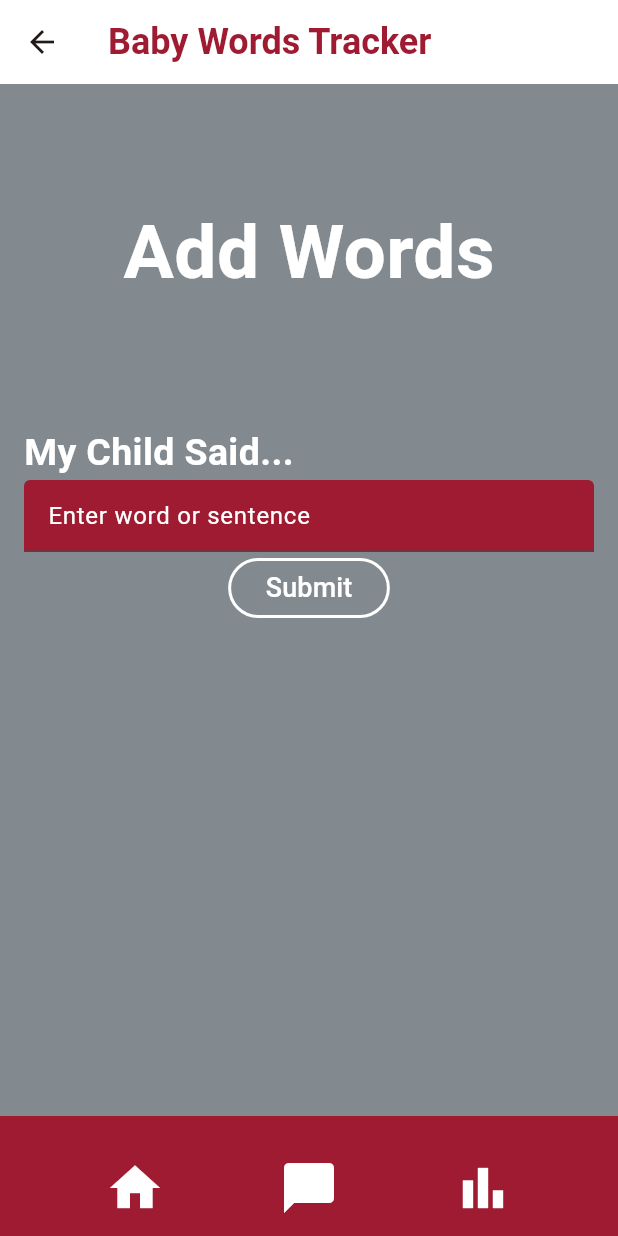
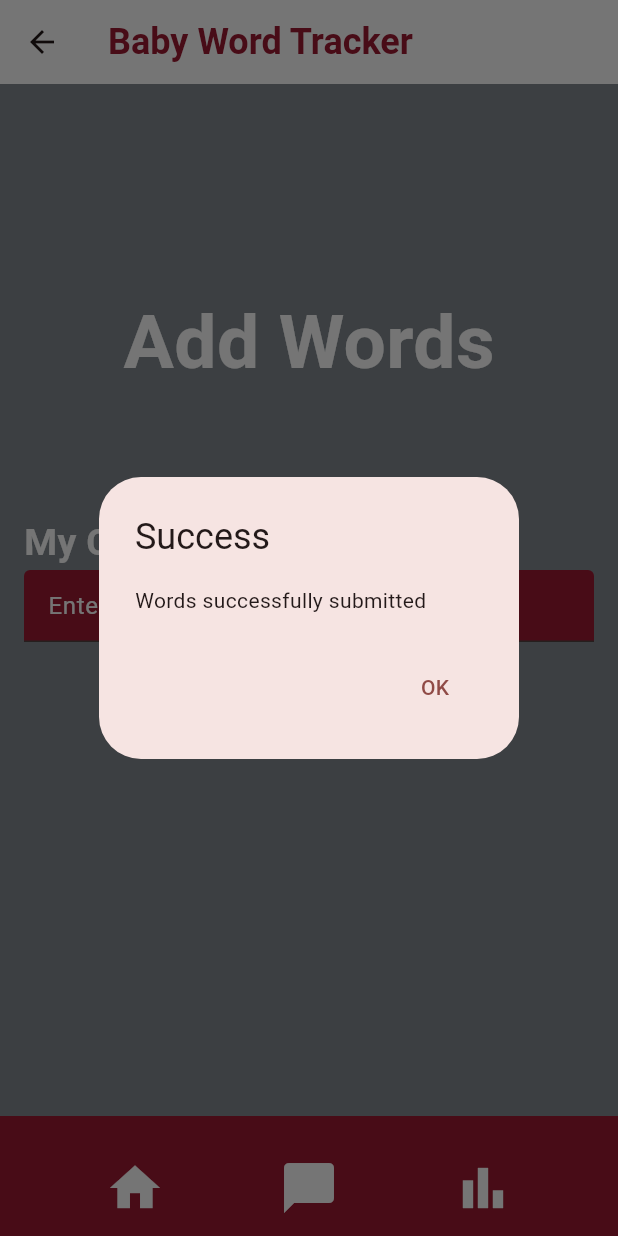
Before and after one commit to Baby-Words-Tracker/Baby_Words, a Flutter app: the AddTextPage screen opened by its route, after a tap on "Submit", on a phone screen of 412 x 824 dp. Run offline on Flutter 3.47's test engine with Material 3 defaults, Android fonts, the phone set to English and light mode, and no system bars; our stand-ins replace cloud_firestore, csv, firebase_core, syncfusion_flutter_charts; accounts and stored records are empty.

Commit message:
functionality for adding parsed words from text box to child

```diff
--- a/baby_words_tracker/lib/pages/add_text.dart
+++ b/baby_words_tracker/lib/pages/add_text.dart
@@ -1,4 +1,18 @@
 import 'package:flutter/material.dart';
+import 'package:baby_words_tracker/data/models/word_tracker.dart';
+import 'package:baby_words_tracker/util/language_code.dart';
+import 'package:baby_words_tracker/util/part_of_speech.dart';
+import 'package:flutter/services.dart';
+import 'package:csv/csv.dart';
+import 'package:provider/provider.dart';
+import 'package:syncfusion_flutter_charts/charts.dart';
+import 'package:baby_words_tracker/data/services/child_data_service.dart';
+import 'package:baby_words_tracker/data/services/parent_data_service.dart';
+import 'package:baby_words_tracker/data/services/word_data_service.dart';
+import 'package:baby_words_tracker/data/services/word_tracker_data_service.dart';
+import 'package:baby_words_tracker/data/models/child.dart';
+import 'package:baby_words_tracker/data/models/parent.dart';
+import 'package:baby_words_tracker/data/models/word.dart';
 
 class AddTextPage extends StatefulWidget {
   const AddTextPage({super.key, required this.title});
@@ -15,7 +29,8 @@ class _AddTextPageState extends State<AddTextPage> {
 
   void _parseWords() {
     String text = _controller.text;
-    parsedWords = text.split(' ');
+    String cleanedText = text.replaceAll(RegExp(r'[^\w\s]'), ''); // Remove punctuation
+    parsedWords = cleanedText.split(' ');
     setState(() {});
   }
 
@@ -31,7 +46,7 @@ class _AddTextPageState extends State<AddTextPage> {
       backgroundColor: Color(0xFF828A8F),
       appBar: AppBar(
         backgroundColor: Colors.white,
-        title: const Text('Baby Words Tracker', style: TextStyle(color: Color(0xFF9E1B32),
+        title: const Text('Baby Word Tracker', style: TextStyle(color: Color(0xFF9E1B32),
                                                          fontSize: 24,
                                                          fontWeight: FontWeight.bold,
                                                         ),
@@ -69,7 +84,7 @@ class _AddTextPageState extends State<AddTextPage> {
           crossAxisAlignment: CrossAxisAlignment.start,
           children: <Widget>[
           const SizedBox(
-            height : 60,
+            height : 120,
           ),
           const Center(
             child: Text(
@@ -95,7 +110,29 @@ class _AddTextPageState extends State<AddTextPage> {
           ),
             Center(
               child: OutlinedButton(
-                onPressed: _parseWords,
+                onPressed: (){ _parseWords();
+                for (var word in parsedWords){
+                  addWordToChild(word, context.read<ChildDataService>(), context.read<WordDataService>(), context.read<WordTrackerDataService>());
+                }
+                showDialog(
+                  context: context,
+                  builder: (BuildContext context) {
+                  return AlertDialog(
+                      title: const Text('Success'),
+                      content: const Text('Words successfully submitted'),
+                      actions: <Widget>[
+                  TextButton(
+                    child: const Text('OK'),
+                    onPressed: () {
+                    Navigator.of(context).pop(); // Close the dialog
+                          },
+                        ),
+                      ],
+                    );
+                  },
+                );
+                _controller.clear();
+                },
                 style: OutlinedButton.styleFrom(
                 backgroundColor: Color(0xFF828A8F),
                 foregroundColor: Colors.white,
@@ -115,3 +152,14 @@ class _AddTextPageState extends State<AddTextPage> {
     );
   }
 }
+
+Future<void> addWordToChild(String word, ChildDataService childService, WordDataService wordService, WordTrackerDataService trackerService, {String id = "gz1Qe32xJcF0oRGmhw7f"})
+async {
+  if (childService.getChild(id) == null)
+  {
+    return;
+  }
+  //FIXME: implement language, part of speech, defn, spellcheck
+  Word wordObject = await wordService.createWord(word, [LanguageCode.en], PartOfSpeech.noun, "testWord");
+  trackerService.createWordTracker(id, word, DateTime.now());
+}
```
